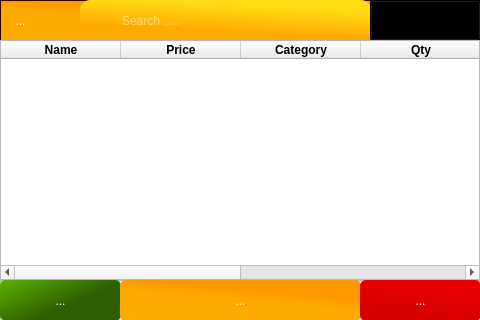
Above: HPOS/s_inventorymanager.ui from MinniHai/HPoS_Pi before the change. Below: the same form after it.
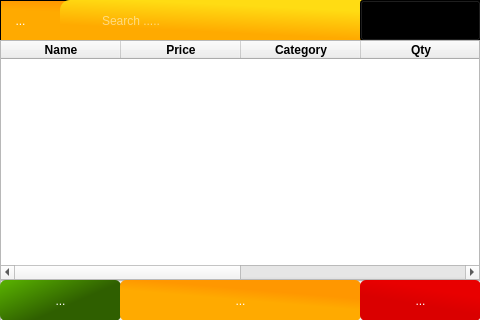
That is the form after the change. Icons and pictures are not drawn.

```diff
--- a/HPOS/s_inventorymanager.ui
+++ b/HPOS/s_inventorymanager.ui
@@ -131,9 +131,9 @@
    <widget class="QLineEdit" name="ledSearch">
     <property name="geometry">
      <rect>
-      <x>80</x>
+      <x>60</x>
       <y>0</y>
-      <width>291</width>
+      <width>311</width>
       <height>41</height>
      </rect>
     </property>
@@ -160,15 +160,15 @@
    <widget class="QComboBox" name="cbbSearchType">
     <property name="geometry">
      <rect>
-      <x>370</x>
+      <x>360</x>
       <y>0</y>
-      <width>111</width>
+      <width>121</width>
       <height>41</height>
      </rect>
     </property>
     <property name="styleSheet">
      <string notr="true">QLineEdit{
-	text-align: center;
+	/*text-align: center;*/
 }
 QComboBox QAbstractItemView
 {
@@ -194,8 +194,8 @@
 		
 	height:40px;
 	width:350px;
-	font: 12pt &quot;MS Shell Dlg 2&quot;;
-    padding: 1px 2px 1px 40px;
+	font: 75 11pt &quot;MS Shell Dlg 2&quot;;
+    padding: 1px 2px 1px 10px;
    	text-align: left;
     }
   QComboBox::drop-down
```
